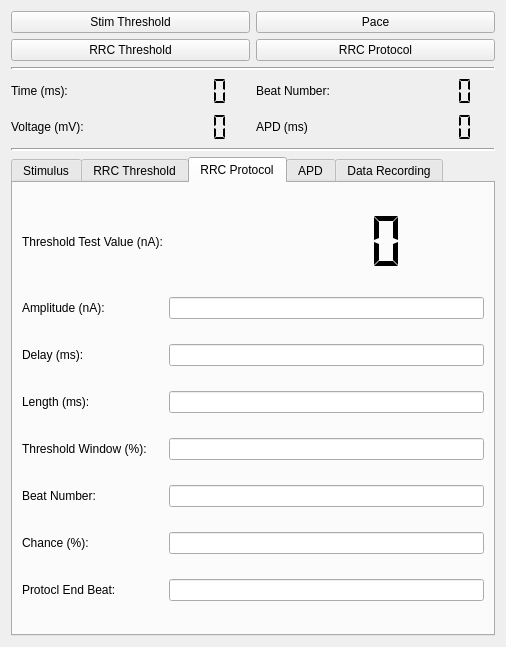
Before: the Qt Designer form RRC_MainWindow.ui in Christini-Lab/RTXI_Repolarization_Reserve_Current, drawn with Qt 5.
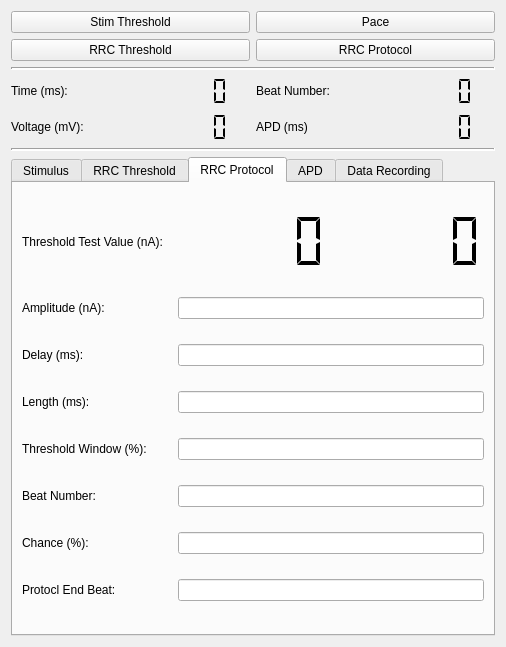
After: the same form once the commit is applied.

Commit message: Finished data recording. Finished save and loading of settings.

Patch:
```diff
--- a/RRC_MainWindow.ui
+++ b/RRC_MainWindow.ui
@@ -330,6 +330,25 @@
          </property>
         </widget>
        </item>
+       <item row="0" column="2">
+        <widget class="QLCDNumber" name="rrc_chance_display">
+         <property name="maximumSize">
+          <size>
+           <width>16777215</width>
+           <height>61</height>
+          </size>
+         </property>
+         <property name="frameShape">
+          <enum>QFrame::NoFrame</enum>
+         </property>
+         <property name="frameShadow">
+          <enum>QFrame::Plain</enum>
+         </property>
+         <property name="segmentStyle">
+          <enum>QLCDNumber::Flat</enum>
+         </property>
+        </widget>
+       </item>
        <item row="1" column="0">
         <widget class="QLabel" name="rrc_amplitude_label">
          <property name="text">
@@ -337,7 +356,7 @@
          </property>
         </widget>
        </item>
-       <item row="1" column="1">
+       <item row="1" column="1" colspan="2">
         <widget class="QLineEdit" name="rrc_amplitude_edit"/>
        </item>
        <item row="2" column="0">
@@ -347,7 +366,7 @@
          </property>
         </widget>
        </item>
-       <item row="2" column="1">
+       <item row="2" column="1" colspan="2">
         <widget class="QLineEdit" name="rrc_delay_edit"/>
        </item>
        <item row="3" column="0">
@@ -357,7 +376,7 @@
          </property>
         </widget>
        </item>
-       <item row="3" column="1">
+       <item row="3" column="1" colspan="2">
         <widget class="QLineEdit" name="rrc_length_edit"/>
        </item>
        <item row="4" column="0">
@@ -367,7 +386,7 @@
          </property>
         </widget>
        </item>
-       <item row="4" column="1">
+       <item row="4" column="1" colspan="2">
         <widget class="QLineEdit" name="rrc_thresholdWindow_edit"/>
        </item>
        <item row="5" column="0">
@@ -377,7 +396,7 @@
          </property>
         </widget>
        </item>
-       <item row="5" column="1">
+       <item row="5" column="1" colspan="2">
         <widget class="QLineEdit" name="rrc_beatNumber_edit"/>
        </item>
        <item row="6" column="0">
@@ -387,7 +406,7 @@
          </property>
         </widget>
        </item>
-       <item row="6" column="1">
+       <item row="6" column="1" colspan="2">
         <widget class="QLineEdit" name="rrc_chance_edit"/>
        </item>
        <item row="7" column="0">
@@ -397,7 +416,7 @@
          </property>
         </widget>
        </item>
-       <item row="7" column="1">
+       <item row="7" column="1" colspan="2">
         <widget class="QLineEdit" name="rrc_endBeatNumber_edit"/>
        </item>
       </layout>
```
The commit also changes 2 other files.
